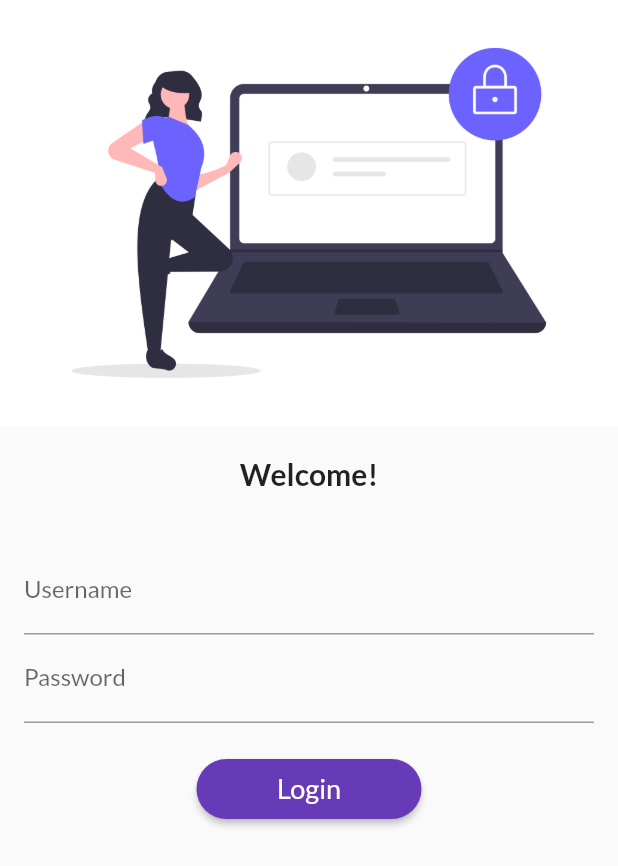
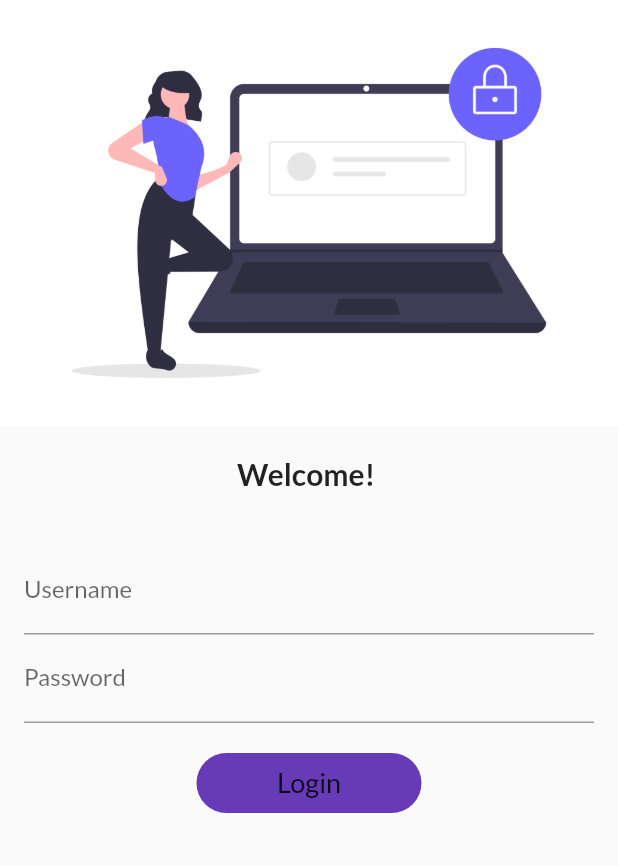
Before and after one commit to pnkjverma/30daysofflutter, a Flutter app: the screen it shows after launch, on a phone screen of 412 x 824 dp. Shown: the top 866 px of the screen. Run offline on Flutter 3.47's test engine with Material 2 defaults, Android fonts, the phone set to English and light mode, and no system bars; our stand-ins replace google_fonts.

Commit message:
Day6 completed

```diff
--- a/lib/screens/login_page.dart
+++ b/lib/screens/login_page.dart
@@ -3,7 +3,14 @@ import 'dart:ui';
 import 'package:flutter/material.dart';
 import 'package:flutter_application_1/utils/routes.dart';
 
-class LoginPage extends StatelessWidget {
+class LoginPage extends StatefulWidget {
+  @override
+  _LoginPageState createState() => _LoginPageState();
+}
+
+class _LoginPageState extends State<LoginPage> {
+  String name = '';
+  bool changedButton = false;
   @override
   Widget build(BuildContext context) {
     return Material(
@@ -18,7 +25,7 @@ class LoginPage extends StatelessWidget {
             height: 20,
           ),
           Text(
-            "Welcome!",
+            "Welcome! $name",
             style: TextStyle(fontSize: 20, fontWeight: FontWeight.bold),
           ),
           SizedBox(
@@ -33,6 +40,10 @@ class LoginPage extends StatelessWidget {
                     hintText: "Enter Username",
                     labelText: "Username",
                   ),
+                  onChanged: (e) {
+                    name = e;
+                    setState(() {});
+                  },
                 ),
                 TextFormField(
                   decoration: InputDecoration(
@@ -44,19 +55,42 @@ class LoginPage extends StatelessWidget {
                 SizedBox(
                   height: 20,
                 ),
-                ElevatedButton(
-                    onPressed: () {
+                InkWell(
+                  onTap: () async {
+                    setState(() {
+                      changedButton = true;
+                    });
+                    await Future.delayed(Duration(seconds: 1));
                     Navigator.pushNamed(context, MyRoutes.homeRoute);
                   },
+                  child: AnimatedContainer(
+                      duration: Duration(seconds: 1),
+                      alignment: Alignment.center,
                       child: Text(
                         'Login',
                         style: TextStyle(fontSize: 18),
                       ),
-                    style: TextButton.styleFrom(
-                      minimumSize: Size(150, 40),
-                      shape: RoundedRectangleBorder(
-                          borderRadius: BorderRadius.circular(50)),
-                    ))
+                      width: changedButton ? 50 : 150,
+                      height: 40,
+                      decoration: BoxDecoration(
+                        color: Colors.deepPurple,
+                        borderRadius:
+                            BorderRadius.circular(changedButton ? 10 : 50),
+                      )),
+                ),
+                // ElevatedButton(
+                //     onPressed: () {
+                //       Navigator.pushNamed(context, MyRoutes.homeRoute);
+                //     },
+                //     child: Text(
+                //       'Login',
+                //       style: TextStyle(fontSize: 18),
+                //     ),
+                //     style: TextButton.styleFrom(
+                //       minimumSize: Size(150, 40),
+                //       shape: RoundedRectangleBorder(
+                //           borderRadius: BorderRadius.circular(50)),
+                //     ))
               ],
             ),
           ),
```
Lines whose indentation alone changed are shown as unchanged.
